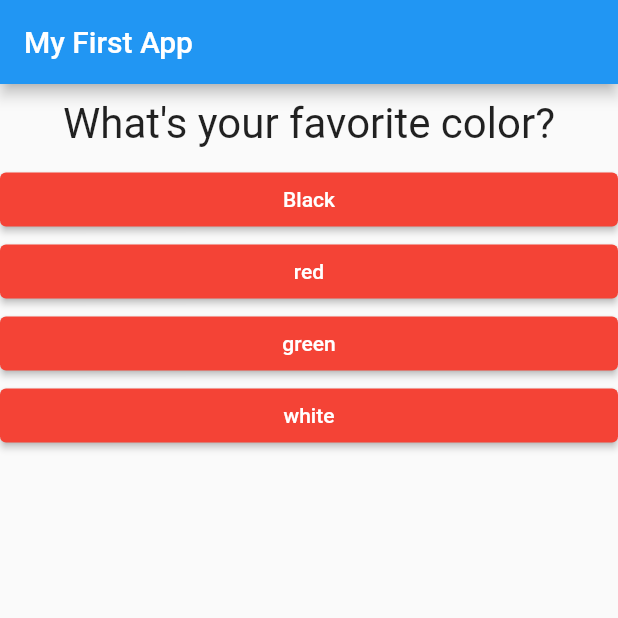
After one commit to nikolip/Flutter-course, a Flutter app: the screen it shows after launch, on a phone screen of 412 x 824 dp, the top half of it. The commit adds this screen. Run offline on Flutter 3.47's test engine with Material 2 defaults, Android fonts, the phone set to English and light mode, and no system bars.

Commit message:
splitting component into smaller files

```diff
--- a/lib/main.dart
+++ b/lib/main.dart
@@ -2,6 +2,8 @@ import 'package:flutter/material.dart';
 import 'package:flutter_complete_guide/answer.dart';
 
 import './question.dart';
+import './result.dart';
+import 'quiz.dart';
 
 void main() => runApp(MyApp());
 
@@ -14,7 +16,7 @@ class MyApp extends StatefulWidget {
 
 class _MyAppState extends State<MyApp> {
   var _questionIndex = 0;
-  final questions = const [
+  final _questions = const [
     {
       'questionText': 'What\'s your favorite color?',
       'answer': ['Black', 'red', 'green', 'white'],
@@ -33,7 +35,7 @@ class _MyAppState extends State<MyApp> {
     setState(() {
       _questionIndex = _questionIndex + 1;
     });
-    if (_questionIndex < questions.length) {
+    if (_questionIndex < _questions.length) {
       print("more questions");
     }
   }
@@ -45,19 +47,13 @@ class _MyAppState extends State<MyApp> {
         appBar: AppBar(
           title: Text('My First App'),
         ),
-        body: _questionIndex < questions.length
-            ? Column(
-                children: [
-                  Question(
-                    questions[_questionIndex]['questionText'] as String,
-                  ),
-                  ...(questions[_questionIndex]['answer'] as List<String>)
-                      .map((answer) {
-                    return Answer(_answerQuestion, answer);
-                  }).toList()
-                ],
+        body: _questionIndex < _questions.length
+            ? Quiz(
+                answerQuestion: _answerQuestion,
+                questionIndex: _questionIndex,
+                questions: _questions,
               )
-            : Center(child: Text("You did it!")),
+            : Result(),
       ),
     );
   }
--- /dev/null
+++ b/lib/quiz.dart
@@ -0,0 +1,29 @@
+import 'package:flutter/material.dart';
+
+import './question.dart';
+import './answer.dart';
+
+class Quiz extends StatelessWidget {
+  final List<Map<String, Object>> questions;
+  final int questionIndex;
+  final VoidCallback answerQuestion;
+
+  Quiz(
+      {@required this.questions,
+      @required this.answerQuestion,
+      @required this.questionIndex});
+
+  @override
+  Widget build(BuildContext context) {
+    return Column(
+      children: [
+        Question(
+          questions[questionIndex]['questionText'] as String,
+        ),
+        ...(questions[questionIndex]['answer'] as List<String>).map((answer) {
+          return Answer(answerQuestion, answer);
+        }).toList()
+      ],
+    );
+  }
+}
```
Also changed, not shown: lib/result.dart (added, +8 -0 lines).
